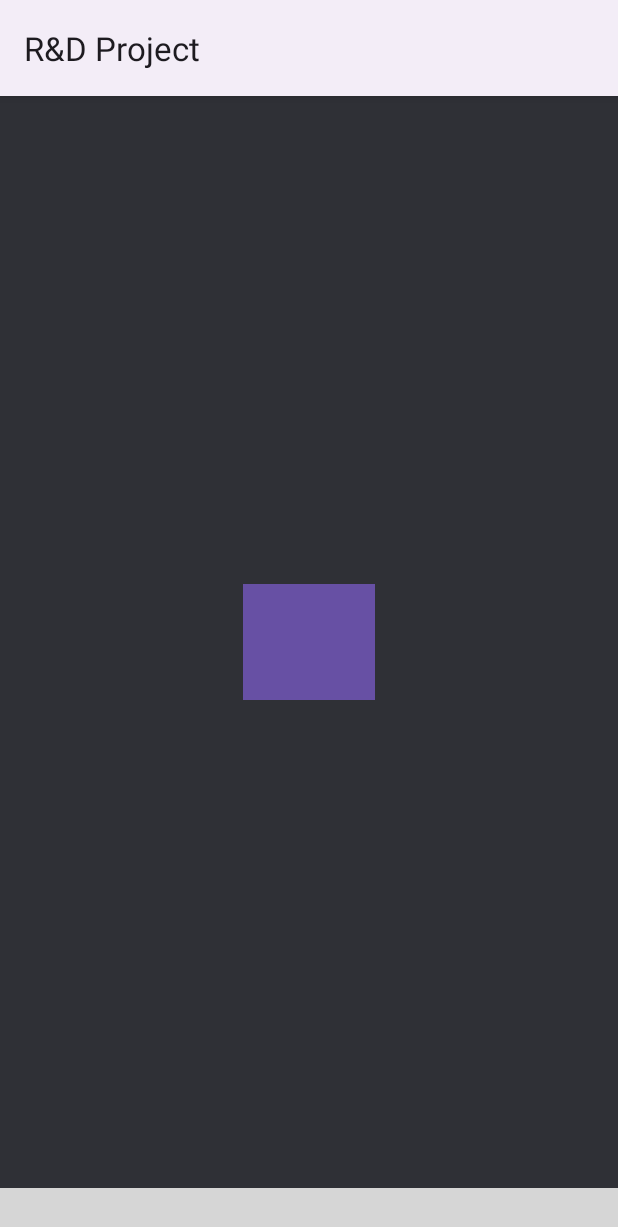
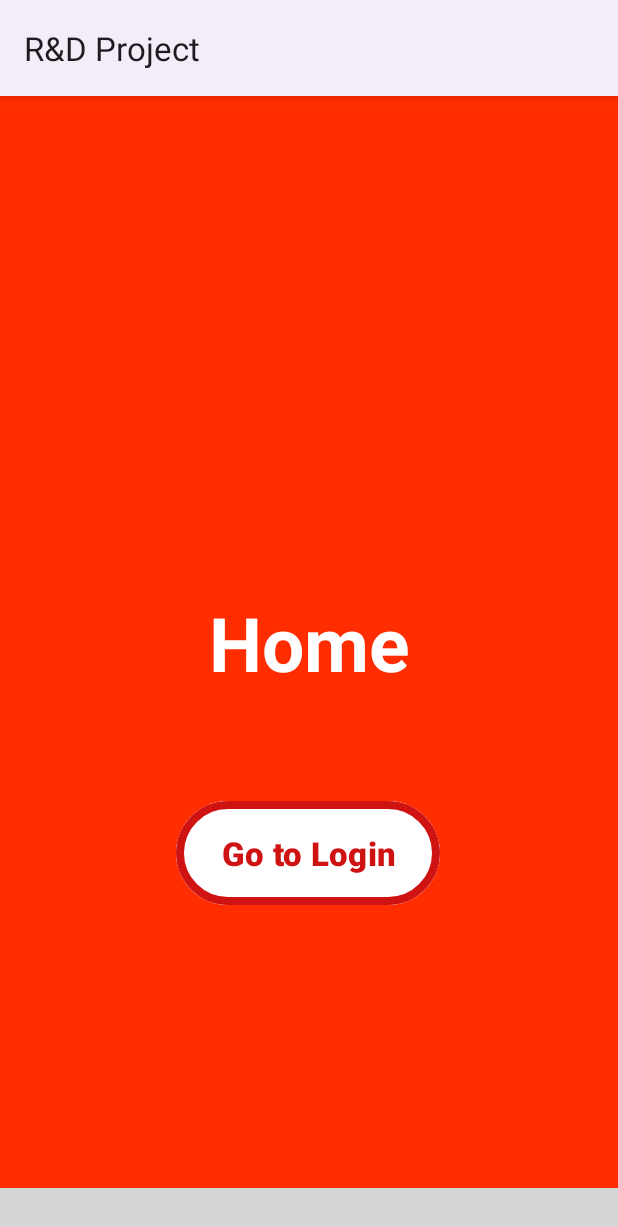
Before and after one commit to Andru2003/R-D_Project, an Android app: the screen it shows after launch (MainActivity), on a phone screen of 412 x 824 dp. Shown: the top 1227 px of the screen. Run offline under Robolectric (Android 15) with nearby library versions, the phone set to English and light mode, and no system bars; libraries missing offline, so code that uses them is left out: nl.joery.animatedbottombar; plain views replace AnimatedBottomBar; 3 statements that could not run were skipped; grey boxes are pictures that could not be loaded.

Commit message:
commit - bottom nav - I have created the fragments that we are going to use in order to see our screens the proper way.

```diff
--- /dev/null
+++ b/app/src/main/java/com/example/rdproject/HomeFragment.java
@@ -0,0 +1,77 @@
+package com.example.rdproject;
+
+import android.content.Intent;
+import android.os.Bundle;
+
+import androidx.fragment.app.Fragment;
+
+import android.view.LayoutInflater;
+import android.view.View;
+import android.view.ViewGroup;
+import android.widget.Button;
+
+/**
+ * A simple {@link Fragment} subclass.
+ * Use the {@link HomeFragment#newInstance} factory method to
+ * create an instance of this fragment.
+ */
+public class HomeFragment extends Fragment {
+
+    // TODO: Rename parameter arguments, choose names that match
+    // the fragment initialization parameters, e.g. ARG_ITEM_NUMBER
+    private static final String ARG_PARAM1 = "param1";
+    private static final String ARG_PARAM2 = "param2";
+
+    // TODO: Rename and change types of parameters
+    private String mParam1;
+    private String mParam2;
+
+    public HomeFragment() {
+        // Required empty public constructor
+    }
+
+    /**
+     * Use this factory method to create a new instance of
+     * this fragment using the provided parameters.
+     *
+     * @param param1 Parameter 1.
+     * @param param2 Parameter 2.
+     * @return A new instance of fragment HomeFragment.
+     */
+    // TODO: Rename and change types and number of parameters
+    public static HomeFragment newInstance(String param1, String param2) {
+        HomeFragment fragment = new HomeFragment();
+        Bundle args = new Bundle();
+        args.putString(ARG_PARAM1, param1);
+        args.putString(ARG_PARAM2, param2);
+        fragment.setArguments(args);
+        return fragment;
+    }
+
+    @Override
+    public void onCreate(Bundle savedInstanceState) {
+        super.onCreate(savedInstanceState);
+
+    }
+
+    @Override
+    public View onCreateView(LayoutInflater inflater, ViewGroup container,
+                             Bundle savedInstanceState) {
+        // Inflate the layout for this fragment
+        View view =  inflater.inflate(R.layout.fragment_home, container, false);
+
+
+            Button button = (Button) view.findViewById(R.id.buttonlogin);
+            button.setOnClickListener( new View.OnClickListener() {
+                @Override
+                public void onClick(View view)
+                {
+                    startActivity(new Intent(getContext(), LogIn.class));
+                    //getActivity().finish();
+                }
+            } );
+
+
+        return view;
+    }
+}
--- a/app/src/main/java/com/example/rdproject/MainActivity.java
+++ b/app/src/main/java/com/example/rdproject/MainActivity.java
@@ -1,30 +1,75 @@
 package com.example.rdproject;
 
+import androidx.annotation.NonNull;
+import androidx.annotation.Nullable;
 import androidx.appcompat.app.AppCompatActivity;
+import androidx.fragment.app.Fragment;
+import androidx.fragment.app.FragmentManager;
 
 import android.content.Intent;
 import android.os.Bundle;
+import android.util.Log;
 import android.view.View;
 import android.widget.Button;
 
+import com.google.android.material.bottomappbar.BottomAppBar;
+
+import nl.joery.animatedbottombar.AnimatedBottomBar;
+
 public class MainActivity extends AppCompatActivity {
+
+    AnimatedBottomBar animatedMenu;
+    FragmentManager fragmentManager;
 
     @Override
     protected void onCreate(Bundle savedInstanceState) {
         super.onCreate(savedInstanceState);
         setContentView(R.layout.activity_main);
 
-        configureButton();
+        animatedMenu = findViewById(R.id.animatedBottomBar);
 
+        if(savedInstanceState==null)
+        {
+            animatedMenu.selectTabById(R.id.home1, true);
+            fragmentManager = getSupportFragmentManager();
+            HomeFragment homeFragment = new HomeFragment();
+            fragmentManager.beginTransaction().replace(R.id.fragmentContainer, homeFragment).commit();
+        }
+
+        animatedMenu.setOnTabSelectListener(new AnimatedBottomBar.OnTabSelectListener() {
+            @Override
+            public void onTabSelected(int lastIndex, @Nullable AnimatedBottomBar.Tab lastTab, int newIndex, @NonNull AnimatedBottomBar.Tab newTab) {
+                Fragment fragment = null;
+
+                if(newTab.getId() == R.id.home1)
+                {
+                    fragment = new HomeFragment();
+                }
+                else if(newTab.getId() == R.id.popular1)
+                {
+                    fragment = new PopularFragment();
+                }
+                else if(newTab.getId() == R.id.account1)
+                {
+                    fragment = new AccountFragment();
+                }
+
+                if(fragment!=null){
+                    fragmentManager = getSupportFragmentManager();
+                    fragmentManager.beginTransaction().replace(R.id.fragmentContainer, fragment).commit();
+                }
+                else{
+                    System.out.println("error in casting fragment");
+                }
+            }
+
+            @Override
+            public void onTabReselected(int i, @NonNull AnimatedBottomBar.Tab tab) {
+
+            }
+
+        });
     }
 
-    private void configureButton(){
-        Button button = (Button) findViewById(R.id.buttonlogin);
-        button.setOnClickListener(new View.OnClickListener(){
-        @Override
-        public void onClick(View view){
-            startActivity(new Intent(MainActivity.this, LogIn.class));
-        }
-        });
-    }
+
 }
--- a/app/src/main/res/layout/activity_log_in.xml
+++ b/app/src/main/res/layout/activity_log_in.xml
@@ -77,7 +77,7 @@
         android:layout_height="wrap_content"
         android:textColor="@color/black"
         android:ems="10"
-        android:hint="@string/prompt_password"
+        android:hint="Password"
         android:inputType="textPassword"
 
         app:layout_constraintEnd_toEndOf="parent"
--- a/app/src/main/res/layout/activity_main.xml
+++ b/app/src/main/res/layout/activity_main.xml
@@ -1,5 +1,5 @@
 <?xml version="1.0" encoding="utf-8"?>
-<androidx.constraintlayout.widget.ConstraintLayout xmlns:android="http://schemas.android.com/apk/res/android"
+<RelativeLayout xmlns:android="http://schemas.android.com/apk/res/android"
     xmlns:app="http://schemas.android.com/apk/res-auto"
     xmlns:tools="http://schemas.android.com/tools"
     android:layout_width="match_parent"
@@ -7,29 +7,32 @@
     tools:context=".MainActivity"
     android:background="@color/material_dynamic_neutral20">
 
-    <Button
-        android:id="@+id/buttonlogin"
-        android:layout_width="wrap_content"
-        android:layout_height="wrap_content"
-        android:layout_margin="10dp"
-        android:background="@color/black"
-        android:gravity="center"
-        android:paddingLeft="30dp"
-        android:paddingTop="20dp"
-        android:paddingRight="30dp"
-        android:paddingBottom="20dp"
-        android:textAlignment="center"
-        android:textSize="10pt"
-        android:textStyle="bold"
-        app:cornerRadius="100dp"
-        app:layout_constraintBottom_toTopOf="@+id/animatedBottomBar"
-        app:layout_constraintEnd_toEndOf="parent"
-        app:layout_constraintStart_toStartOf="parent"
-        app:layout_constraintTop_toTopOf="parent"
-        tools:text="Go to Login"
-        tools:visibility="visible">
+<!--    <Button-->
+<!--        android:id="@+id/buttonlogin"-->
+<!--        android:layout_width="wrap_content"-->
+<!--        android:layout_height="wrap_content"-->
+<!--        android:layout_margin="10dp"-->
+<!--        android:backgroundTint="#00FFFFFF"-->
+<!--        android:gravity="center"-->
+<!--        android:paddingLeft="30dp"-->
+<!--        android:paddingTop="20dp"-->
+<!--        android:paddingRight="30dp"-->
+<!--        android:paddingBottom="20dp"-->
+<!--        android:text="Go to Login"-->
+<!--        android:textAlignment="center"-->
+<!--        android:textColor="#CF1313"-->
+<!--        android:textSize="10pt"-->
+<!--        android:textStyle="bold"-->
+<!--        app:cornerRadius="100dp"-->
+<!--        app:layout_constraintBottom_toTopOf="@+id/animatedBottomBar"-->
+<!--        app:layout_constraintEnd_toEndOf="parent"-->
+<!--        app:layout_constraintStart_toStartOf="parent"-->
+<!--        app:layout_constraintTop_toTopOf="parent"-->
+<!--        app:strokeColor="#CF1313"-->
+<!--        app:strokeWidth="5dp"-->
+<!--        tools:text="Go to Login">-->
 
-    </Button>
+<!--    </Button>-->
 
 
     <nl.joery.animatedbottombar.AnimatedBottomBar
@@ -37,6 +40,7 @@
         android:layout_width="match_parent"
         android:layout_height="wrap_content"
         android:background="@color/design_default_color_surface"
+        android:layout_alignParentBottom="true"
         app:abb_animationInterpolator="@android:anim/overshoot_interpolator"
         app:abb_iconSize="38dp"
         app:abb_indicatorAppearance="round"
@@ -51,9 +55,21 @@
         app:abb_tabs="@menu/menu"
         app:abb_textSize="20sp"
         app:abb_textStyle="bold"
+        app:abb_selectedIndex="0"
         app:layout_constraintBottom_toBottomOf="parent">
+
 
 
     </nl.joery.animatedbottombar.AnimatedBottomBar>
 
-</androidx.constraintlayout.widget.ConstraintLayout>
+
+    <FrameLayout
+        android:id="@+id/fragmentContainer"
+        android:layout_width="match_parent"
+        android:layout_height="match_parent"
+        android:layout_above="@id/animatedBottomBar"
+        />
+
+
+
+</RelativeLayout>
--- a/app/src/main/res/layout/activity_register.xml
+++ b/app/src/main/res/layout/activity_register.xml
@@ -29,7 +29,7 @@
         android:id="@+id/signin_email"
         android:layout_width="match_parent"
         android:layout_height="wrap_content"
-        android:hint="@string/prompt_email"
+        android:hint="Email"
         app:layout_constraintBottom_toBottomOf="parent"
         app:layout_constraintEnd_toEndOf="parent"
         app:layout_constraintStart_toStartOf="parent"
@@ -40,7 +40,7 @@
         android:layout_width="match_parent"
         android:layout_height="wrap_content"
         android:layout_marginTop="8dp"
-        android:hint="@string/prompt_password"
+        android:hint="Password (must contain special charaters)"
         app:layout_constraintEnd_toEndOf="parent"
         app:layout_constraintHorizontal_bias="0.0"
         app:layout_constraintStart_toStartOf="parent"
--- /dev/null
+++ b/app/src/main/res/layout/fragment_home.xml
@@ -0,0 +1,61 @@
+<?xml version="1.0" encoding="utf-8"?>
+<FrameLayout xmlns:android="http://schemas.android.com/apk/res/android"
+    xmlns:tools="http://schemas.android.com/tools"
+    android:layout_width="match_parent"
+    android:layout_height="match_parent"
+    xmlns:app="http://schemas.android.com/apk/res-auto"
+    tools:context=".HomeFragment"
+    android:background="#FF2D00">
+
+    <!-- TODO: Update blank fragment layout -->
+    <androidx.constraintlayout.widget.ConstraintLayout
+        android:layout_height="match_parent"
+        android:layout_width="match_parent"
+        >
+
+        <TextView
+            android:id="@+id/textView2"
+            android:layout_width="wrap_content"
+            android:layout_height="wrap_content"
+            android:text="Home"
+            android:textColor="@color/white"
+            android:textSize="50sp"
+            android:textStyle="bold"
+            app:layout_constraintBottom_toBottomOf="parent"
+            app:layout_constraintEnd_toEndOf="parent"
+            app:layout_constraintStart_toStartOf="parent"
+            app:layout_constraintTop_toTopOf="parent" />
+
+        <Button
+            android:id="@+id/buttonlogin"
+            android:layout_width="wrap_content"
+            android:layout_height="wrap_content"
+            android:layout_margin="10dp"
+            android:backgroundTint="@color/white"
+            android:gravity="center"
+            android:paddingLeft="30dp"
+            android:paddingTop="20dp"
+            android:paddingRight="30dp"
+            android:paddingBottom="20dp"
+            android:text="Go to Login"
+            android:textAlignment="center"
+            android:textColor="#CF1313"
+            android:textSize="10pt"
+            android:textStyle="bold"
+            app:cornerRadius="100dp"
+            app:layout_constraintBottom_toBottomOf="parent"
+            app:layout_constraintEnd_toEndOf="parent"
+            app:layout_constraintHorizontal_bias="0.497"
+            app:layout_constraintStart_toStartOf="parent"
+            app:layout_constraintTop_toBottomOf="@+id/textView2"
+            app:layout_constraintVertical_bias="0.248"
+            app:strokeColor="#CF1313"
+            app:strokeWidth="5dp"
+            tools:text="Go to Login">
+
+        </Button>
+
+    </androidx.constraintlayout.widget.ConstraintLayout>
+
+
+</FrameLayout>
--- a/app/src/main/res/menu/menu.xml
+++ b/app/src/main/res/menu/menu.xml
@@ -2,19 +2,19 @@
 <menu xmlns:android="http://schemas.android.com/apk/res/android">
 
     <item
-        android:id="@+id/home"
+        android:id="@+id/home1"
         android:title="Home"
         android:icon="@drawable/home_food"
         />
 
     <item
-        android:id="@+id/popular"
+        android:id="@+id/popular1"
         android:title="Popular"
         android:icon="@drawable/baseline_fastfood_24"
         />
 
     <item
-        android:id="@+id/account"
+        android:id="@+id/account1"
         android:title="MyAccount"
         android:icon="@drawable/icon_account"
         />
--- a/app/src/main/res/values/strings.xml
+++ b/app/src/main/res/values/strings.xml
@@ -12,4 +12,6 @@
     <string name="login">LogIn</string>
     <string name="login_button">Log In</string>
     <string name="signin_button">Sign In</string>
+    <!-- TODO: Remove or change this placeholder text -->
+    <string name="hello_blank_fragment">Hello blank fragment</string>
 </resources>
```
Also changed, not shown: app/src/main/java/com/example/rdproject/AccountFragment.java (added, +64 -0 lines), app/src/main/java/com/example/rdproject/PopularFragment.java (added, +64 -0 lines), app/src/main/res/layout/fragment_account.xml (added, +30 -0 lines), app/src/main/res/layout/fragment_popular.xml (added, +30 -0 lines).
